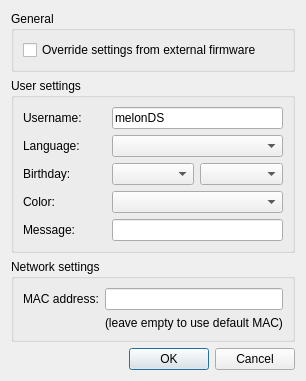
Before: the Qt Designer form src/frontend/qt_sdl/FirmwareSettingsDialog.ui in openpak/melonds, drawn with Qt 5.
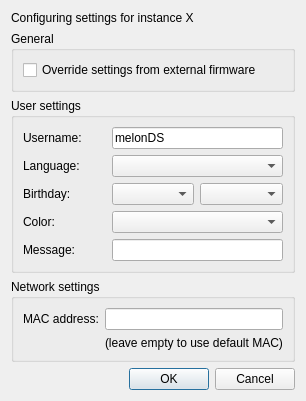
After: the same form once the commit is applied.

Commit message: work some on the UI... make it not labelled Fart

Patch:
```diff
--- a/src/frontend/qt_sdl/FirmwareSettingsDialog.ui
+++ b/src/frontend/qt_sdl/FirmwareSettingsDialog.ui
@@ -7,7 +7,7 @@
     <x>0</x>
     <y>0</y>
     <width>511</width>
-    <height>338</height>
+    <height>357</height>
    </rect>
   </property>
   <property name="sizePolicy">
@@ -23,6 +23,13 @@
    <property name="sizeConstraint">
     <enum>QLayout::SetFixedSize</enum>
    </property>
+   <item>
+    <widget class="QLabel" name="lblInstanceNum">
+     <property name="text">
+      <string>Configuring settings for instance X</string>
+     </property>
+    </widget>
+   </item>
    <item>
     <widget class="QGroupBox" name="grpGeneral">
      <property name="title">
```
The commit also changes 4 other files.
